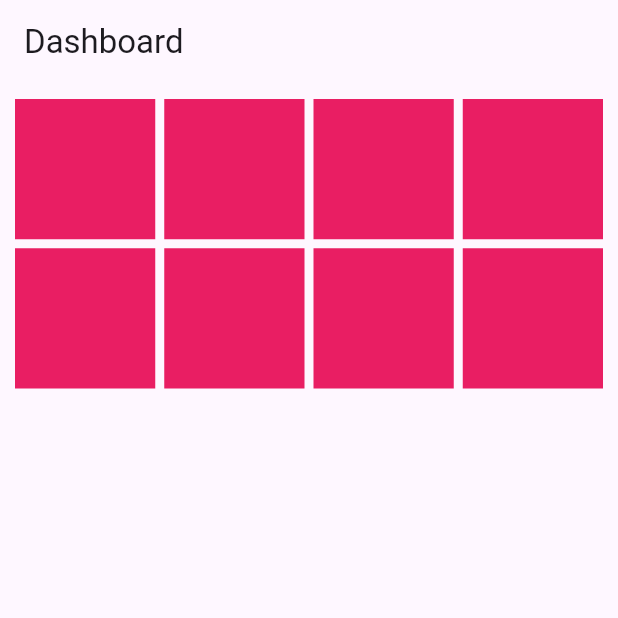
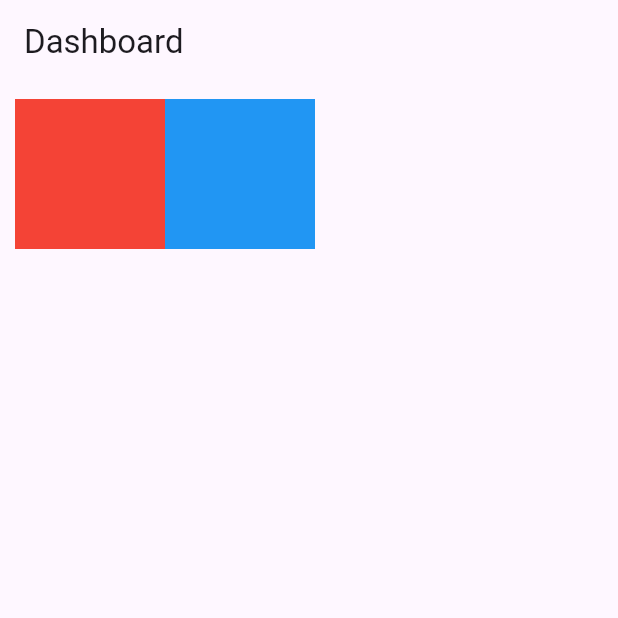
Before and after one commit to Avrians/S05_MobileProgramming, a Flutter app: the screen it shows after launch, on a phone screen of 412 x 824 dp, the top half of it. Run offline on Flutter 3.47's test engine with Material 2 defaults, Android fonts, the phone set to English and light mode, and no system bars.

Commit message:
[Av][row widget]

```diff
--- a/lib/basic_form/grid_widget.dart
+++ b/lib/basic_form/grid_widget.dart
@@ -2,8 +2,8 @@
 
 import 'package:flutter/material.dart';
 
-class GridWIdget extends StatelessWidget {
-  const GridWIdget({Key? key}) : super(key: key);
+class GridWidget extends StatelessWidget {
+  const GridWidget({Key? key}) : super(key: key);
 
   @override
   Widget build(BuildContext context) {
--- /dev/null
+++ b/lib/basic_form/row_widget.dart
@@ -0,0 +1,41 @@
+// ignore_for_file: camel_case_types, prefer_typing_uninitialized_variables
+
+import 'package:flutter/material.dart';
+
+class RowWidget extends StatelessWidget {
+  const RowWidget({Key? key}) : super(key: key);
+
+  @override
+  Widget build(BuildContext context) {
+    return Scaffold(
+      appBar: AppBar(
+        title: const Text("Dashboard"),
+        actions: const [],
+      ),
+      body: SingleChildScrollView(
+        child: Container(
+          padding: const EdgeInsets.all(10.0),
+          child: Column(
+            children: [
+              SizedBox(
+                height: 100.0,
+                child: Row(
+                  children: [
+                    Container(
+                      width: 100.0,
+                      color: Colors.red,
+                    ),
+                    Container(
+                      width: 100.0,
+                      color: Colors.blue,
+                    ),
+                  ],
+                ),
+              ),
+            ],
+          ),
+        ),
+      ),
+    );
+  }
+}
--- a/lib/main.dart
+++ b/lib/main.dart
@@ -2,6 +2,7 @@ import 'package:flutter/material.dart';
 // import 'basic_widget/button_widget.dart';
 // import 'basic_widget/scaffold_widget.dart';
 import 'basic_form/grid_widget.dart';
+import 'basic_form/row_widget.dart';
 
 void main() {
   runApp(const MyApp());
@@ -20,7 +21,7 @@ class MyApp extends StatelessWidget {
         colorScheme: ColorScheme.fromSeed(seedColor: Colors.deepPurple),
         useMaterial3: true,
       ),
-      home: const GridWIdget(),
+      home: const RowWidget(),
     );
   }
 }
```
